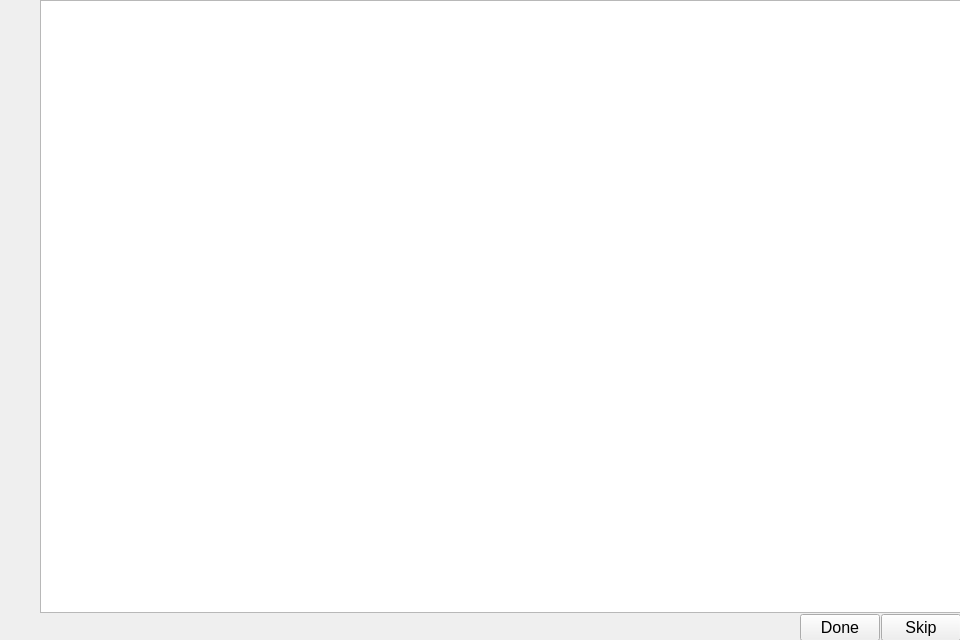
The window that QT/actorform.ui (nanotome/art-prompt) describes before a commit, drawn with Qt 5.
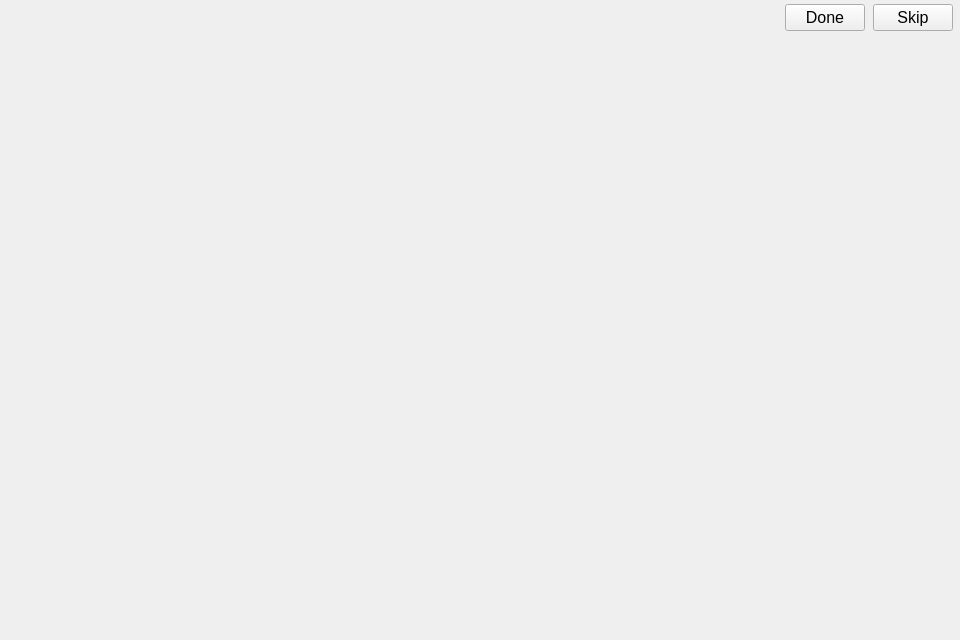
The same window after the commit.

Commit message: resize graphic component for displaying emoji

```diff
--- a/QT/actorform.ui
+++ b/QT/actorform.ui
@@ -10,6 +10,12 @@
     <height>640</height>
    </rect>
   </property>
+  <property name="minimumSize">
+   <size>
+    <width>960</width>
+    <height>640</height>
+   </size>
+  </property>
   <property name="windowTitle">
    <string>ActorForm</string>
   </property>
@@ -22,9 +28,12 @@
      <height>641</height>
     </rect>
    </property>
-   <layout class="QVBoxLayout" name="mainFormLayout" stretch="0,0">
+   <layout class="QVBoxLayout" name="mainFormLayout" stretch="1,0,0">
     <property name="spacing">
-     <number>1</number>
+     <number>0</number>
+    </property>
+    <property name="sizeConstraint">
+     <enum>QLayout::SetMaximumSize</enum>
     </property>
     <property name="leftMargin">
      <number>0</number>
@@ -33,54 +42,65 @@
      <number>0</number>
     </property>
     <item>
-     <layout class="QHBoxLayout" name="formContentLayout" stretch="0,10">
+     <layout class="QVBoxLayout" name="actorGeneralContainer" stretch="">
       <property name="spacing">
-       <number>6</number>
+       <number>0</number>
       </property>
       <property name="leftMargin">
+       <number>224</number>
+      </property>
+      <property name="topMargin">
        <number>0</number>
       </property>
       <property name="rightMargin">
+       <number>224</number>
+      </property>
+      <property name="bottomMargin">
        <number>0</number>
       </property>
+     </layout>
+    </item>
       <item>
-       <spacer name="horizontalSpacer">
+     <spacer name="verticalSpacer">
         <property name="orientation">
-         <enum>Qt::Horizontal</enum>
+       <enum>Qt::Vertical</enum>
+      </property>
+      <property name="sizeType">
+       <enum>QSizePolicy::Fixed</enum>
         </property>
         <property name="sizeHint" stdset="0">
          <size>
-          <width>40</width>
-          <height>20</height>
+        <width>20</width>
+        <height>4</height>
          </size>
         </property>
        </spacer>
       </item>
       <item>
-       <layout class="QVBoxLayout" name="actorGeneralContainer">
+     <layout class="QHBoxLayout" name="emojiActionButtons" stretch="0,0,0">
         <property name="spacing">
-         <number>1</number>
+       <number>8</number>
+      </property>
+      <property name="sizeConstraint">
+       <enum>QLayout::SetDefaultConstraint</enum>
         </property>
         <property name="leftMargin">
-         <number>0</number>
-        </property>
-        <property name="bottomMargin">
+       <number>8</number>
+      </property>
+      <property name="topMargin">
          <number>0</number>
         </property>
-        <item>
-         <widget class="QGraphicsView" name="emojiView"/>
-        </item>
-       </layout>
-      </item>
-     </layout>
-    </item>
-    <item>
-     <layout class="QHBoxLayout" name="emojiActionButtons">
+      <property name="rightMargin">
+       <number>8</number>
+      </property>
       <item>
        <spacer name="horizontalSpacer_3">
         <property name="orientation">
          <enum>Qt::Horizontal</enum>
         </property>
+        <property name="sizeType">
+         <enum>QSizePolicy::Expanding</enum>
+        </property>
         <property name="sizeHint" stdset="0">
          <size>
           <width>40</width>
```
Lines whose indentation alone changed are shown as unchanged. The commit also changes 1 other file.
